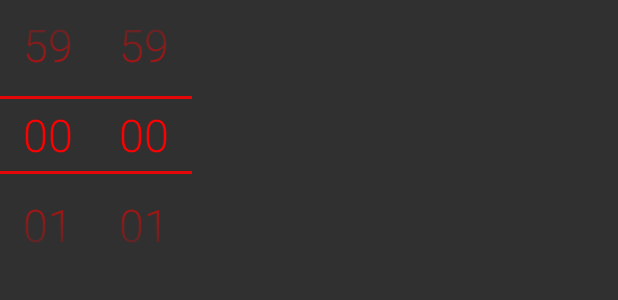
After one commit to martincheung/wrestlejam, an Android app: the layout layout_match_length_editor.xml on its own in the app's theme, with its tools: preview values and no code run, on a phone screen of 412 x 824 dp. The commit adds this screen. Shown: the top 300 px of the screen. Run offline under Robolectric (Android 15) with nearby library versions, the phone set to English and light mode, and no system bars; Roboto replaces fonts that are not available here.

Commit message:
- added a visible scroll bar in the menu layout - added an end time for the tabled timeline - match length editor when clicking the timer button when match is not underway - keep screen on when match is underway (dont need wakelock permission)

```diff
--- a/app/src/main/AndroidManifest.xml
+++ b/app/src/main/AndroidManifest.xml
@@ -4,7 +4,6 @@
 
     <uses-permission android:name="android.permission.VIBRATE" />
     <uses-permission android:name="android.permission.INTERNET" />
-    <uses-permission android:name="android.permission.WAKE_LOCK" />
     <supports-screens
         android:smallScreens="true"
         android:normalScreens="true"
--- /dev/null
+++ b/app/src/main/res/layout/layout_match_length_editor.xml
@@ -0,0 +1,34 @@
+<?xml version="1.0" encoding="utf-8"?>
+<LinearLayout xmlns:android="http://schemas.android.com/apk/res/android"
+    xmlns:app="http://schemas.android.com/apk/res-auto"
+    android:layout_width="match_parent"
+    android:layout_height="wrap_content"
+    android:id="@+id/matchLengthEditor_rootLayout"
+    android:orientation="horizontal">
+
+    <com.jam.bjjscoreboard.widget.NumberPicker
+        android:id="@+id/minutes_numberPicker"
+        android:layout_width="wrap_content"
+        android:layout_height="wrap_content"
+        android:layout_centerInParent="true"
+        app:np_dividerColor="@color/colorAccent"
+        app:np_formatter="@string/number_picker_formatter"
+        app:np_max="59"
+        app:np_min="0"
+        app:np_textColor="@color/colorAccent"
+        app:np_textSize="@dimen/number_picker_text_size"
+        app:np_typeface="@string/roboto_light" />
+
+    <com.jam.bjjscoreboard.widget.NumberPicker
+        android:id="@+id/seconds_numberPicker"
+        android:layout_width="wrap_content"
+        android:layout_height="wrap_content"
+        android:layout_centerInParent="true"
+        app:np_dividerColor="@color/colorAccent"
+        app:np_formatter="@string/number_picker_formatter"
+        app:np_max="59"
+        app:np_min="0"
+        app:np_textColor="@color/colorAccent"
+        app:np_textSize="@dimen/number_picker_text_size"
+        app:np_typeface="@string/roboto_light" />
+</LinearLayout>
--- a/app/src/main/res/values/dimens.xml
+++ b/app/src/main/res/values/dimens.xml
@@ -44,4 +44,5 @@
     <dimen name="result_screen_vertical_margin">8dp</dimen>
 
     <dimen name="result_timeline_text_size">10sp</dimen>
+    <dimen name="number_picker_text_size">30sp</dimen>
 </resources>
```
Also changed, not shown: app/src/main/java/com/jam/bjjscoreboard/activity/MainActivity.java (+60 -14 lines), app/src/main/java/com/jam/bjjscoreboard/activity/ResultsActivity.java (+10 -11 lines), app/src/main/res/drawable/scrollbar.xml (added, +10 -0 lines), app/src/main/res/layout/layout_menu_options.xml (+5 -5 lines).
